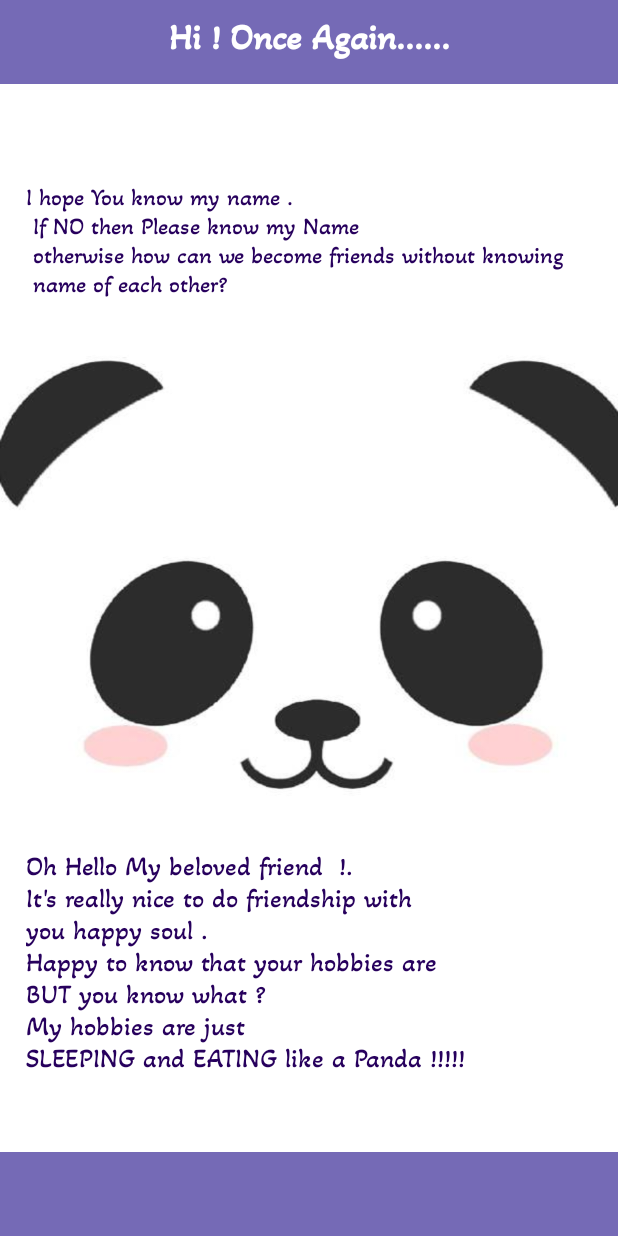
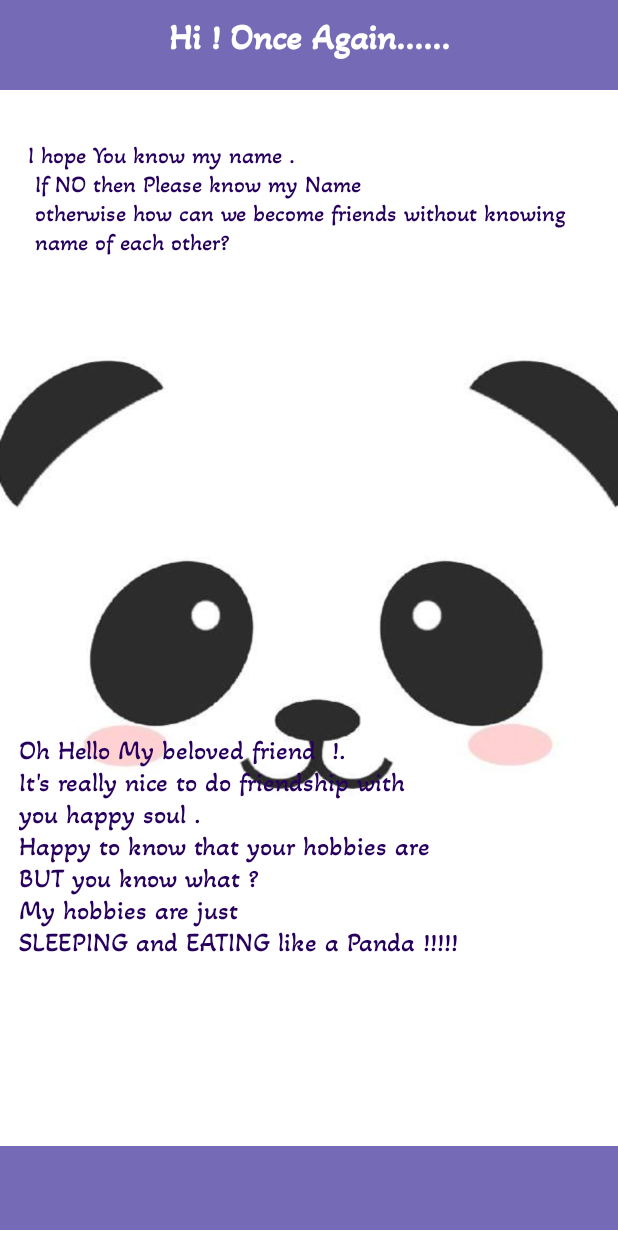
Before and after one commit to Dubey1209/MyIntroFolio, an Android app: the screen it shows after launch (UserInformation), after a tap on "Friends ?", on a phone screen of 412 x 824 dp. Run offline under Robolectric (Android 15) with nearby library versions, the light colour scheme and no system bars.

Commit message:
UserInformation Activity : Added scrollable view and responsive.

```diff
--- a/app/src/main/AndroidManifest.xml
+++ b/app/src/main/AndroidManifest.xml
@@ -1,6 +1,11 @@
 <?xml version="1.0" encoding="utf-8"?>
 <manifest xmlns:android="http://schemas.android.com/apk/res/android"
     xmlns:tools="http://schemas.android.com/tools">
+<uses-permission android:name="android.permission.INTERNET"/>
+    <uses-permission android:name="android.permission.WRITE_EXTERNAL_STORAGE"/>
+    <uses-permission android:name="android.permission.ACCESS_COARSE_LOCATION"/>
+<uses-permission android:name="android.permission.ACCESS_BACKGROUND_LOCATION"/>
+
 
     <application
         android:allowBackup="true"
--- a/app/src/main/res/layout/activity_user_information.xml
+++ b/app/src/main/res/layout/activity_user_information.xml
@@ -1,16 +1,20 @@
-<?xml version="1.0" encoding="utf-8"?>
-<androidx.constraintlayout.widget.ConstraintLayout xmlns:android="http://schemas.android.com/apk/res/android"
+<ScrollView xmlns:android="http://schemas.android.com/apk/res/android"
     xmlns:app="http://schemas.android.com/apk/res-auto"
     xmlns:tools="http://schemas.android.com/tools"
     android:layout_width="match_parent"
     android:layout_height="match_parent"
     android:background="@drawable/lazypanda"
+    android:fillViewport="true"
     tools:context=".UserInformation">
+
+    <androidx.constraintlayout.widget.ConstraintLayout
+        android:layout_width="match_parent"
+        android:layout_height="wrap_content">
 
         <TextView
             android:id="@+id/heading5"
             android:layout_width="0dp"
-        android:layout_height="56dp"
+            android:layout_height="wrap_content"
             android:background="@color/purple"
             android:fontFamily="@font/akaya_telivigala"
             android:paddingVertical="8dp"
@@ -20,7 +24,6 @@
             android:textSize="24sp"
             android:textStyle="bold"
             app:layout_constraintEnd_toEndOf="parent"
-        app:layout_constraintHorizontal_bias="0.0"
             app:layout_constraintStart_toStartOf="parent"
             app:layout_constraintTop_toTopOf="parent" />
 
@@ -28,42 +31,40 @@
             android:id="@+id/bottomnavigation"
             android:layout_width="0dp"
             android:layout_height="56dp"
+            android:layout_marginBottom="4dp"
             android:background="@color/purple"
             app:layout_constraintBottom_toBottomOf="parent"
             app:layout_constraintEnd_toEndOf="parent"
-        app:layout_constraintHorizontal_bias="0.5"
+            app:layout_constraintHorizontal_bias="0.0"
             app:layout_constraintStart_toStartOf="parent" />
 
         <TextView
             android:id="@+id/textview2"
             android:layout_width="wrap_content"
             android:layout_height="wrap_content"
-        android:layout_marginTop="64dp"
+            android:layout_marginTop="32dp"
             android:layout_marginEnd="16dp"
             android:fontFamily="@font/akaya_telivigala"
             android:text="@string/textview2"
             android:textColor="@color/dark_purple"
             android:textSize="16sp"
             app:layout_constraintEnd_toEndOf="parent"
-        app:layout_constraintHorizontal_bias="0.47"
             app:layout_constraintStart_toStartOf="parent"
-        app:layout_constraintTop_toBottomOf="@+id/heading5" />
+            app:layout_constraintTop_toBottomOf="@id/heading5" />
 
         <TextView
             android:id="@+id/friendInformation"
             android:layout_width="wrap_content"
             android:layout_height="wrap_content"
-        android:layout_marginTop="336dp"
+            android:layout_marginTop="288dp"
             android:fontFamily="@font/akaya_telivigala"
             android:text="@string/friendInformation"
             android:textColor="@color/dark_purple"
             android:textSize="18sp"
-        app:layout_constraintBottom_toTopOf="@+id/bottomnavigation"
-        app:layout_constraintEnd_toEndOf="@+id/textview2"
-        app:layout_constraintHorizontal_bias="0.0"
-        app:layout_constraintStart_toStartOf="@+id/textview2"
-        app:layout_constraintTop_toBottomOf="@+id/textview2"
-        app:layout_constraintVertical_bias="0.037" />
-
+            app:layout_constraintEnd_toEndOf="parent"
+            app:layout_constraintHorizontal_bias="0.114"
+            app:layout_constraintStart_toStartOf="parent"
+            app:layout_constraintTop_toBottomOf="@id/textview2" />
 
     </androidx.constraintlayout.widget.ConstraintLayout>
+</ScrollView>
```
Lines whose indentation alone changed are shown as unchanged.
